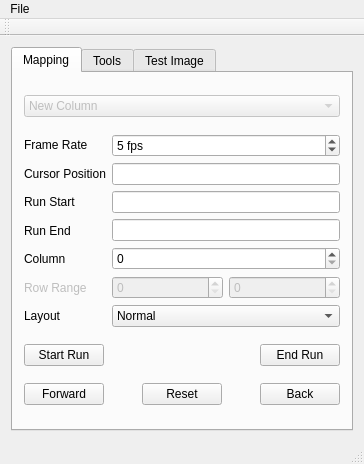
Above: utils/waas_config/mainwindow.ui from sevenbitbyte/waas before the change. Below: the same form after it.
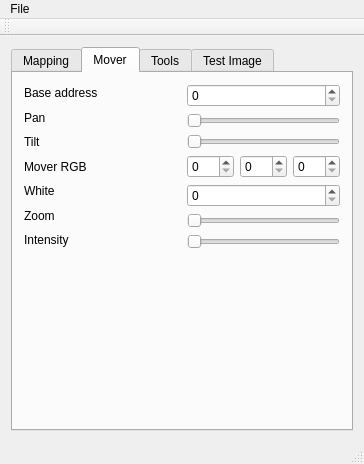
That is the form after the change.

```diff
--- a/utils/waas_config/mainwindow.ui
+++ b/utils/waas_config/mainwindow.ui
@@ -24,7 +24,7 @@
        </sizepolicy>
       </property>
       <property name="currentIndex">
-       <number>0</number>
+       <number>1</number>
       </property>
       <widget class="QWidget" name="tab">
        <attribute name="title">
@@ -273,6 +273,173 @@
         </item>
        </layout>
       </widget>
+      <widget class="QWidget" name="tab_4">
+       <attribute name="title">
+        <string>Mover</string>
+       </attribute>
+       <layout class="QGridLayout" name="gridLayout_3">
+        <item row="2" column="0">
+         <spacer name="verticalSpacer_3">
+          <property name="orientation">
+           <enum>Qt::Vertical</enum>
+          </property>
+          <property name="sizeHint" stdset="0">
+           <size>
+            <width>20</width>
+            <height>160</height>
+           </size>
+          </property>
+         </spacer>
+        </item>
+        <item row="0" column="0">
+         <layout class="QHBoxLayout" name="horizontalLayout_8">
+          <item>
+           <layout class="QVBoxLayout" name="verticalLayout_6">
+            <item>
+             <widget class="QLabel" name="label_10">
+              <property name="text">
+               <string>Base address</string>
+              </property>
+             </widget>
+            </item>
+            <item>
+             <widget class="QLabel" name="label_9">
+              <property name="text">
+               <string>Pan</string>
+              </property>
+             </widget>
+            </item>
+            <item>
+             <widget class="QLabel" name="label_11">
+              <property name="text">
+               <string>Tilt</string>
+              </property>
+             </widget>
+            </item>
+            <item>
+             <widget class="QLabel" name="label_12">
+              <property name="text">
+               <string>Mover RGB</string>
+              </property>
+             </widget>
+            </item>
+            <item>
+             <widget class="QLabel" name="label_15">
+              <property name="text">
+               <string>White</string>
+              </property>
+             </widget>
+            </item>
+            <item>
+             <widget class="QLabel" name="label_13">
+              <property name="text">
+               <string>Zoom</string>
+              </property>
+             </widget>
+            </item>
+            <item>
+             <widget class="QLabel" name="label_14">
+              <property name="text">
+               <string>Intensity</string>
+              </property>
+             </widget>
+            </item>
+           </layout>
+          </item>
+          <item>
+           <spacer name="horizontalSpacer_5">
+            <property name="orientation">
+             <enum>Qt::Horizontal</enum>
+            </property>
+            <property name="sizeHint" stdset="0">
+             <size>
+              <width>40</width>
+              <height>20</height>
+             </size>
+            </property>
+           </spacer>
+          </item>
+          <item>
+           <layout class="QVBoxLayout" name="verticalLayout_5">
+            <item>
+             <widget class="QSpinBox" name="startAddrSpin">
+              <property name="maximum">
+               <number>1024</number>
+              </property>
+             </widget>
+            </item>
+            <item>
+             <widget class="QSlider" name="panSlider">
+              <property name="orientation">
+               <enum>Qt::Horizontal</enum>
+              </property>
+             </widget>
+            </item>
+            <item>
+             <widget class="QSlider" name="tiltSlider">
+              <property name="orientation">
+               <enum>Qt::Horizontal</enum>
+              </property>
+             </widget>
+            </item>
+            <item>
+             <layout class="QHBoxLayout" name="horizontalLayout_7">
+              <item>
+               <widget class="QSpinBox" name="redSpin">
+                <property name="maximum">
+                 <number>255</number>
+                </property>
+               </widget>
+              </item>
+              <item>
+               <widget class="QSpinBox" name="greenSpin">
+                <property name="maximum">
+                 <number>255</number>
+                </property>
+               </widget>
+              </item>
+              <item>
+               <widget class="QSpinBox" name="blueSpin">
+                <property name="maximum">
+                 <number>255</number>
+                </property>
+               </widget>
+              </item>
+             </layout>
+            </item>
+            <item>
+             <widget class="QSpinBox" name="whiteSpin">
+              <property name="maximum">
+               <number>255</number>
+              </property>
+             </widget>
+            </item>
+            <item>
+             <widget class="QSlider" name="zoomSlider">
+              <property name="maximum">
+               <number>255</number>
+              </property>
+              <property name="orientation">
+               <enum>Qt::Horizontal</enum>
+              </property>
+             </widget>
+            </item>
+            <item>
+             <widget class="QSlider" name="intensitySlide">
+              <property name="maximum">
+               <number>255</number>
+              </property>
+              <property name="orientation">
+               <enum>Qt::Horizontal</enum>
+              </property>
+             </widget>
+            </item>
+           </layout>
+          </item>
+         </layout>
+        </item>
+       </layout>
+      </widget>
       <widget class="QWidget" name="tab_2">
        <attribute name="title">
         <string>Tools</string>
```
Left out of the diff: 45 changed lines with no effect on the pictures.
